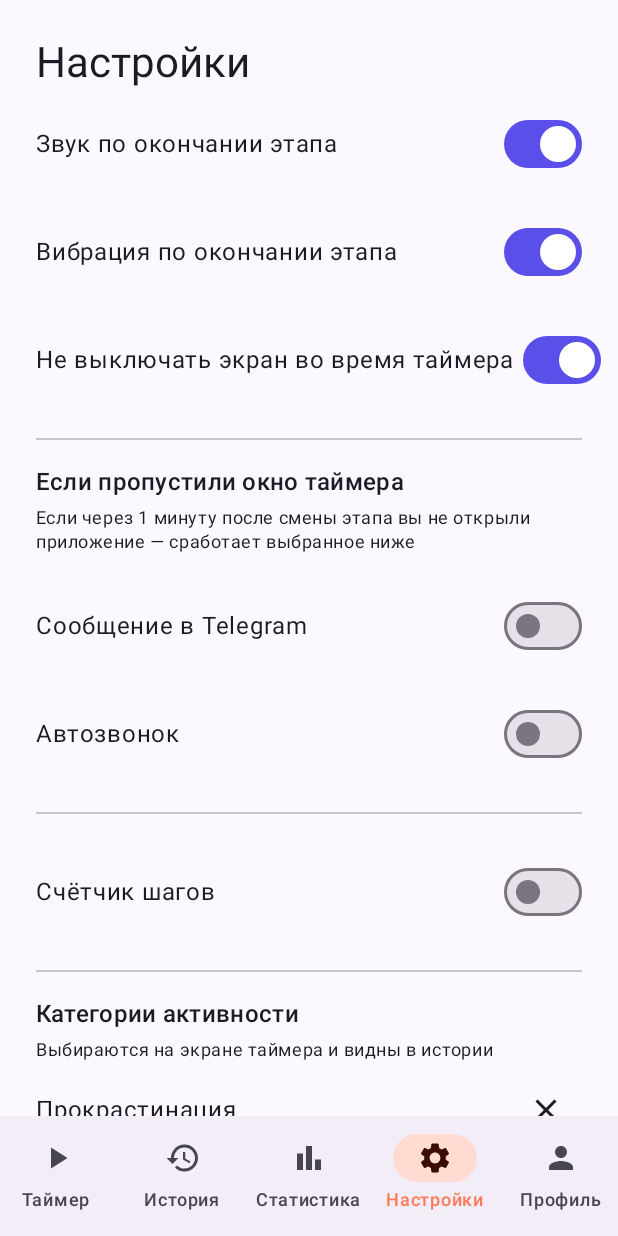
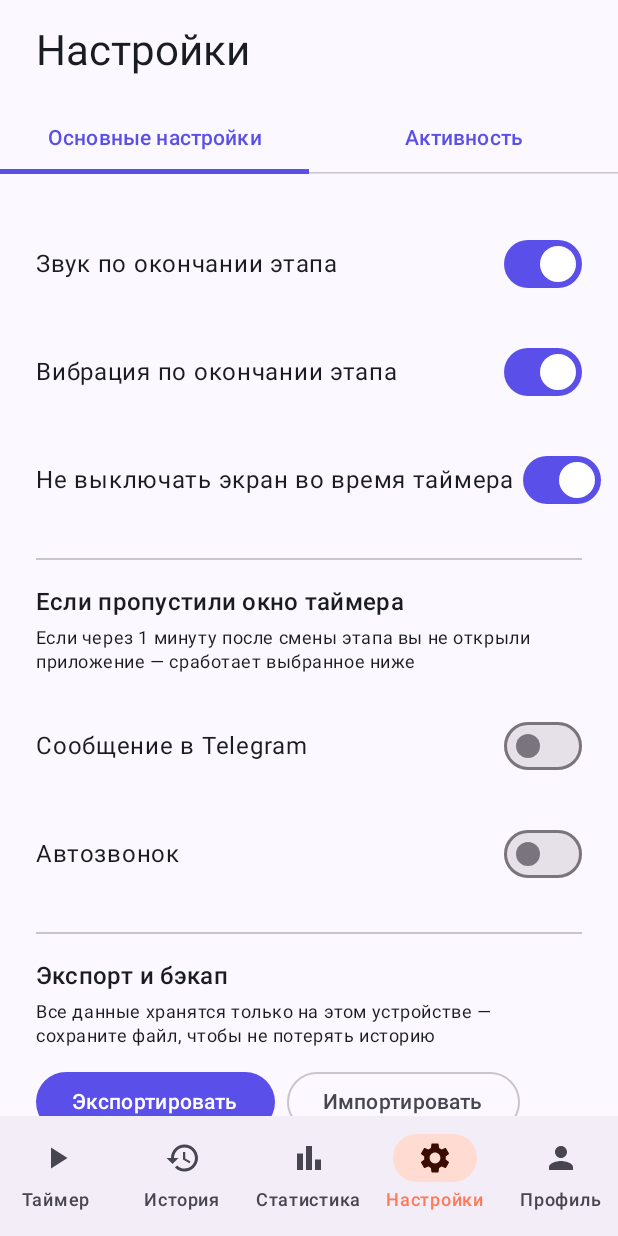
Before and after one commit to knayzev/temtime-public, an Android app built with Jetpack Compose: the composable AppRoot shown on its own in the app's theme, item 4 of the bottom bar chosen, on a phone screen of 412 x 824 dp. Run offline under Robolectric (Android 15) with nearby library versions, the phone set to English and light mode, and no system bars; pictures from the network do not load; 3 statements that could not run were skipped.

Commit message:
Live steps on Timer, custom minute input, repeated alert, quote, tabs
- Timer screen shows the live step count (when enabled) via a shared
  rememberLiveStepCount() hook, also used by Settings.
- Work/rest minutes can now be typed directly (not just dragged),
  alongside the existing slider.
- Work-completion alert (sound + vibration) now repeats 3 times
  before settling into the already-auto-started rest timer.
- A random motivational quote appears in a dismissible card each time
  a work session finishes.
- Settings split into "Основные настройки" / "Активность" tabs;
  Profile split into "Профиль" / "График дня" / "Рекомендации" tabs.

Co-Authored-By: Claude Sonnet 5 <noreply@anthropic.com>

```diff
--- a/app/src/main/java/com/focustimer/app/TimerViewModel.kt
+++ b/app/src/main/java/com/focustimer/app/TimerViewModel.kt
@@ -68,6 +68,8 @@ class TimerViewModel(application: Application) : AndroidViewModel(application) {
 
     fun setCategory(category: String) = service?.setCategory(category)
 
+    fun dismissQuote() = service?.dismissQuote()
+
     override fun onCleared() {
         if (bound) {
             getApplication<Application>().unbindService(connection)
--- a/app/src/main/java/com/focustimer/app/ui/SettingsScreen.kt
+++ b/app/src/main/java/com/focustimer/app/ui/SettingsScreen.kt
@@ -1,17 +1,13 @@
 package com.focustimer.app.ui
 
 import android.Manifest
-import android.content.Context
 import android.content.pm.PackageManager
-import android.hardware.Sensor
-import android.hardware.SensorEvent
-import android.hardware.SensorEventListener
-import android.hardware.SensorManager
 import android.net.Uri
 import android.os.Build
 import androidx.activity.compose.rememberLauncherForActivityResult
 import androidx.activity.result.contract.ActivityResultContracts
 import androidx.compose.foundation.layout.Arrangement
+import androidx.compose.foundation.layout.Box
 import androidx.compose.foundation.layout.Column
 import androidx.compose.foundation.layout.Row
 import androidx.compose.foundation.layout.fillMaxSize
@@ -30,11 +26,13 @@ import androidx.compose.material3.MaterialTheme
 import androidx.compose.material3.OutlinedButton
 import androidx.compose.material3.OutlinedTextField
 import androidx.compose.material3.Switch
+import androidx.compose.material3.Tab
+import androidx.compose.material3.TabRow
 import androidx.compose.material3.Text
 import androidx.compose.material3.TextButton
 import androidx.compose.runtime.Composable
-import androidx.compose.runtime.DisposableEffect
 import androidx.compose.runtime.getValue
+import androidx.compose.runtime.mutableIntStateOf
 import androidx.compose.runtime.mutableStateOf
 import androidx.compose.runtime.remember
 import androidx.compose.runtime.setValue
@@ -47,6 +45,39 @@ import com.focustimer.app.PrefsManager
 
 @Composable
 fun SettingsScreen(modifier: Modifier = Modifier, onLogout: () -> Unit = {}) {
+    var selectedTab by remember { mutableIntStateOf(0) }
+
+    Column(modifier = modifier.fillMaxSize()) {
+        Text(
+            "Настройки",
+            style = MaterialTheme.typography.headlineMedium,
+            modifier = Modifier.padding(horizontal = 24.dp, vertical = 16.dp)
+        )
+
+        TabRow(selectedTabIndex = selectedTab) {
+            Tab(
+                selected = selectedTab == 0,
+                onClick = { selectedTab = 0 },
+                text = { Text("Основные настройки") }
+            )
+            Tab(
+                selected = selectedTab == 1,
+                onClick = { selectedTab = 1 },
+                text = { Text("Активность") }
+            )
+        }
+
+        Box(modifier = Modifier.weight(1f)) {
+            when (selectedTab) {
+                0 -> GeneralSettingsTab(onLogout = onLogout)
+                1 -> ActivitySettingsTab()
+            }
+        }
+    }
+}
+
+@Composable
+private fun GeneralSettingsTab(onLogout: () -> Unit) {
     val context = LocalContext.current
     val prefs = remember { PrefsManager(context) }
 
@@ -60,12 +91,6 @@ fun SettingsScreen(modifier: Modifier = Modifier, onLogout: () -> Unit = {}) {
 
     var autoCallEnabled by remember { mutableStateOf(prefs.autoCallEnabled) }
     var autoCallNumber by remember { mutableStateOf(prefs.autoCallNumber) }
-
-    var stepsEnabled by remember { mutableStateOf(prefs.stepsEnabled) }
-    var stepCount by remember { mutableStateOf<Int?>(null) }
-
-    var categories by remember { mutableStateOf(prefs.categories) }
-    var newCategory by remember { mutableStateOf("") }
 
     var importMessage by remember { mutableStateOf<String?>(null) }
     var pendingImportUri by remember { mutableStateOf<Uri?>(null) }
@@ -100,42 +125,12 @@ fun SettingsScreen(modifier: Modifier = Modifier, onLogout: () -> Unit = {}) {
         prefs.autoCallEnabled = granted
     }
 
-    val activityRecognitionLauncher = rememberLauncherForActivityResult(
-        ActivityResultContracts.RequestPermission()
-    ) { granted ->
-        stepsEnabled = granted
-        prefs.stepsEnabled = granted
-    }
-
-    DisposableEffect(stepsEnabled) {
-        var listener: SensorEventListener? = null
-        val sensorManager = context.getSystemService(Context.SENSOR_SERVICE) as? SensorManager
-        if (stepsEnabled && sensorManager != null) {
-            val sensor = sensorManager.getDefaultSensor(Sensor.TYPE_STEP_COUNTER)
-            if (sensor != null) {
-                listener = object : SensorEventListener {
-                    override fun onSensorChanged(event: SensorEvent) {
-                        stepCount = event.values[0].toInt()
-                    }
-
-                    override fun onAccuracyChanged(sensor: Sensor?, accuracy: Int) {}
-                }
-                sensorManager.registerListener(listener, sensor, SensorManager.SENSOR_DELAY_NORMAL)
-            }
-        }
-        onDispose {
-            listener?.let { sensorManager?.unregisterListener(it) }
-        }
-    }
-
     Column(
-        modifier = modifier
+        modifier = Modifier
             .fillMaxSize()
             .verticalScroll(rememberScrollState())
             .padding(24.dp)
     ) {
-        Text("Настройки", style = MaterialTheme.typography.headlineMedium)
-
         SettingRow("Звук по окончании этапа", soundEnabled) {
             soundEnabled = it
             prefs.soundEnabled = it
@@ -223,7 +218,88 @@ fun SettingsScreen(modifier: Modifier = Modifier, onLogout: () -> Unit = {}) {
         }
 
         Divider(modifier = Modifier.padding(vertical = 16.dp))
+        Text("Экспорт и бэкап", style = MaterialTheme.typography.titleMedium)
+        Text(
+            "Все данные хранятся только на этом устройстве — сохраните файл, чтобы не потерять историю",
+            style = MaterialTheme.typography.bodySmall,
+            modifier = Modifier.padding(top = 4.dp, bottom = 12.dp)
+        )
+        Row(horizontalArrangement = Arrangement.spacedBy(8.dp)) {
+            Button(onClick = { exportLauncher.launch("focus-timer-backup.json") }) {
+                Text("Экспортировать")
+            }
+            OutlinedButton(onClick = { importPickLauncher.launch("application/json") }) {
+                Text("Импортировать")
+            }
+        }
+        importMessage?.let {
+            Text(
+                it,
+                style = MaterialTheme.typography.bodySmall,
+                modifier = Modifier.padding(top = 8.dp)
+            )
+        }
 
+        Divider(modifier = Modifier.padding(vertical = 16.dp))
+        OutlinedButton(
+            onClick = onLogout,
+            modifier = Modifier.fillMaxWidth()
+        ) {
+            Text("Выйти из аккаунта")
+        }
+    }
+
+    if (pendingImportUri != null) {
+        AlertDialog(
+            onDismissRequest = { pendingImportUri = null },
+            title = { Text("Импортировать данные?") },
+            text = { Text("Текущий профиль, настройки и история будут заменены содержимым файла.") },
+            confirmButton = {
+                TextButton(onClick = {
+                    val uri = pendingImportUri
+                    pendingImportUri = null
+                    if (uri != null) {
+                        val text = try {
+                            context.contentResolver.openInputStream(uri)?.bufferedReader()?.use { it.readText() }
+                        } catch (_: Exception) {
+                            null
+                        }
+                        val success = text != null && prefs.importAllData(text)
+                        importMessage = if (success) "Данные импортированы" else "Не удалось прочитать файл"
+                    }
+                }) { Text("Импортировать") }
+            },
+            dismissButton = {
+                TextButton(onClick = { pendingImportUri = null }) { Text("Отмена") }
+            }
+        )
+    }
+}
+
+@Composable
+private fun ActivitySettingsTab() {
+    val context = LocalContext.current
+    val prefs = remember { PrefsManager(context) }
+
+    var stepsEnabled by remember { mutableStateOf(prefs.stepsEnabled) }
+    var categories by remember { mutableStateOf(prefs.categories) }
+    var newCategory by remember { mutableStateOf("") }
+
+    val activityRecognitionLauncher = rememberLauncherForActivityResult(
+        ActivityResultContracts.RequestPermission()
+    ) { granted ->
+        stepsEnabled = granted
+        prefs.stepsEnabled = granted
+    }
+
+    val liveSteps = rememberLiveStepCount(stepsEnabled)
+
+    Column(
+        modifier = Modifier
+            .fillMaxSize()
+            .verticalScroll(rememberScrollState())
+            .padding(24.dp)
+    ) {
         SettingRow("Счётчик шагов", stepsEnabled) { checked ->
             if (checked) {
                 val needsRuntimePermission = Build.VERSION.SDK_INT >= Build.VERSION_CODES.Q
@@ -243,7 +319,7 @@ fun SettingsScreen(modifier: Modifier = Modifier, onLogout: () -> Unit = {}) {
         }
         if (stepsEnabled) {
             Text(
-                stepCount?.let { "Шагов с последней перезагрузки телефона: $it" } ?: "Считаем шаги…",
+                liveSteps?.let { "Шагов с последней перезагрузки телефона: $it" } ?: "Считаем шаги…",
                 style = MaterialTheme.typography.bodySmall,
                 modifier = Modifier.padding(bottom = 12.dp)
             )
@@ -298,68 +374,6 @@ fun SettingsScreen(modifier: Modifier = Modifier, onLogout: () -> Unit = {}) {
                 Text("Добавить")
             }
         }
-
-        Divider(modifier = Modifier.padding(vertical = 16.dp))
-        Text("Экспорт и бэкап", style = MaterialTheme.typography.titleMedium)
-        Text(
-            "Все данные хранятся только на этом устройстве — сохраните файл, чтобы не потерять историю",
-            style = MaterialTheme.typography.bodySmall,
-            modifier = Modifier.padding(top = 4.dp, bottom = 12.dp)
-        )
-        Row(horizontalArrangement = Arrangement.spacedBy(8.dp)) {
-            Button(onClick = { exportLauncher.launch("focus-timer-backup.json") }) {
-                Text("Экспортировать")
-            }
-            OutlinedButton(onClick = { importPickLauncher.launch("application/json") }) {
-                Text("Импортировать")
-            }
-        }
-        importMessage?.let {
-            Text(
-                it,
-                style = MaterialTheme.typography.bodySmall,
-                modifier = Modifier.padding(top = 8.dp)
-            )
-        }
-
-        Divider(modifier = Modifier.padding(vertical = 16.dp))
-        OutlinedButton(
-            onClick = onLogout,
-            modifier = Modifier.fillMaxWidth()
-        ) {
-            Text("Выйти из аккаунта")
-        }
-    }
-
-    if (pendingImportUri != null) {
-        AlertDialog(
-            onDismissRequest = { pendingImportUri = null },
-            title = { Text("Импортировать данные?") },
-            text = { Text("Текущий профиль, настройки и история будут заменены содержимым файла.") },
-            confirmButton = {
-                TextButton(onClick = {
-                    val uri = pendingImportUri
-                    pendingImportUri = null
-                    if (uri != null) {
-                        val text = try {
-                            context.contentResolver.openInputStream(uri)?.bufferedReader()?.use { it.readText() }
-                        } catch (_: Exception) {
-                            null
-                        }
-                        val success = text != null && prefs.importAllData(text)
-                        importMessage = if (success) {
-                            categories = prefs.categories
-                            "Данные импортированы"
-                        } else {
-                            "Не удалось прочитать файл"
-                        }
-                    }
-                }) { Text("Импортировать") }
-            },
-            dismissButton = {
-                TextButton(onClick = { pendingImportUri = null }) { Text("Отмена") }
-            }
-        )
     }
 }
 
--- /dev/null
+++ b/app/src/main/java/com/focustimer/app/ui/StepCounter.kt
@@ -0,0 +1,49 @@
+package com.focustimer.app.ui
+
+import android.content.Context
+import android.hardware.Sensor
+import android.hardware.SensorEvent
+import android.hardware.SensorEventListener
+import android.hardware.SensorManager
+import androidx.compose.runtime.Composable
+import androidx.compose.runtime.DisposableEffect
+import androidx.compose.runtime.getValue
+import androidx.compose.runtime.mutableStateOf
+import androidx.compose.runtime.remember
+import androidx.compose.runtime.setValue
+import androidx.compose.ui.platform.LocalContext
+
+/**
+ * Live step count from the device's step counter sensor (steps since last reboot),
+ * or null while unavailable/disabled.
+ */
+@Composable
+fun rememberLiveStepCount(enabled: Boolean): Int? {
+    val context = LocalContext.current
+    var stepCount by remember { mutableStateOf<Int?>(null) }
+
+    DisposableEffect(enabled) {
+        var listener: SensorEventListener? = null
+        val sensorManager = context.getSystemService(Context.SENSOR_SERVICE) as? SensorManager
+        if (enabled && sensorManager != null) {
+            val sensor = sensorManager.getDefaultSensor(Sensor.TYPE_STEP_COUNTER)
+            if (sensor != null) {
+                listener = object : SensorEventListener {
+                    override fun onSensorChanged(event: SensorEvent) {
+                        stepCount = event.values[0].toInt()
+                    }
+
+                    override fun onAccuracyChanged(sensor: Sensor?, accuracy: Int) {}
+                }
+                sensorManager.registerListener(listener, sensor, SensorManager.SENSOR_DELAY_NORMAL)
+            }
+        } else {
+            stepCount = null
+        }
+        onDispose {
+            listener?.let { sensorManager?.unregisterListener(it) }
+        }
+    }
+
+    return stepCount
+}
--- a/app/src/main/java/com/focustimer/app/ui/TimerScreen.kt
+++ b/app/src/main/java/com/focustimer/app/ui/TimerScreen.kt
@@ -17,6 +17,7 @@ import androidx.compose.foundation.rememberScrollState
 import androidx.compose.foundation.shape.RoundedCornerShape
 import androidx.compose.foundation.text.KeyboardOptions
 import androidx.compose.material.icons.Icons
+import androidx.compose.material.icons.filled.Close
 import androidx.compose.material.icons.filled.Edit
 import androidx.compose.material3.AlertDialog
 import androidx.compose.material3.Button
@@ -58,7 +59,9 @@ fun TimerScreen(viewModel: TimerViewModel, modifier: Modifier = Modifier) {
     val minutes = state.secondsLeft / 60
     val seconds = state.secondsLeft % 60
     val context = LocalContext.current
-    val categories = remember { PrefsManager(context).categories }
+    val prefs = remember { PrefsManager(context) }
+    val categories = remember { prefs.categories }
+    val liveSteps = rememberLiveStepCount(prefs.stepsEnabled)
 
     // Being on this screen counts as noticing the current phase.
     LaunchedEffect(Unit) {
@@ -97,6 +100,43 @@ fun TimerScreen(viewModel: TimerViewModel, modifier: Modifier = Modifier) {
                     if (preset.comment.isNotBlank()) viewModel.setComment(preset.comment)
                 }
             )
+        }
+
+        if (liveSteps != null) {
+            Text(
+                "Шаги: $liveSteps",
+                style = MaterialTheme.typography.bodyMedium,
+                color = MaterialTheme.colorScheme.onSurfaceVariant
+            )
+        }
+
+        state.motivationQuote?.let { quote ->
+            Surface(
+                shape = RoundedCornerShape(12.dp),
+                color = MaterialTheme.colorScheme.tertiaryContainer,
+                modifier = Modifier
+                    .fillMaxWidth()
+                    .padding(top = 12.dp)
+            ) {
+                Row(
+                    verticalAlignment = Alignment.CenterVertically,
+                    modifier = Modifier.padding(16.dp)
+                ) {
+                    Text(
+                        quote,
+                        style = MaterialTheme.typography.bodyMedium,
+                        color = MaterialTheme.colorScheme.onTertiaryContainer,
+                        modifier = Modifier.weight(1f)
+                    )
+                    IconButton(onClick = { viewModel.dismissQuote() }) {
+                        Icon(
+                            Icons.Default.Close,
+                            contentDescription = "Скрыть",
+                            tint = MaterialTheme.colorScheme.onTertiaryContainer
+                        )
+                    }
+                }
+            }
         }
 
         Text(
@@ -150,22 +190,60 @@ fun TimerScreen(viewModel: TimerViewModel, modifier: Modifier = Modifier) {
 
         if (!state.isRunning) {
             Column(modifier = Modifier.padding(top = 32.dp).fillMaxWidth()) {
-                Text("Время работы: ${state.workMinutes} мин")
+                MinutesInputRow(
+                    label = "Время работы",
+                    minutes = state.workMinutes,
+                    onMinutesChange = { viewModel.setWorkMinutes(it) }
+                )
                 Slider(
-                    value = state.workMinutes.toFloat(),
+                    value = state.workMinutes.toFloat().coerceIn(5f, 100f),
                     onValueChange = { viewModel.setWorkMinutes(it.toInt()) },
                     valueRange = 5f..100f,
                     steps = 18
                 )
-                Text("Время отдыха: ${state.restMinutes} мин")
+                MinutesInputRow(
+                    label = "Время отдыха",
+                    minutes = state.restMinutes,
+                    onMinutesChange = { viewModel.setRestMinutes(it) },
+                    modifier = Modifier.padding(top = 16.dp)
+                )
                 Slider(
-                    value = state.restMinutes.toFloat(),
+                    value = state.restMinutes.toFloat().coerceIn(5f, 100f),
                     onValueChange = { viewModel.setRestMinutes(it.toInt()) },
                     valueRange = 5f..100f,
                     steps = 18
                 )
             }
         }
+    }
+}
+
+@Composable
+private fun MinutesInputRow(
+    label: String,
+    minutes: Int,
+    onMinutesChange: (Int) -> Unit,
+    modifier: Modifier = Modifier
+) {
+    var text by remember(minutes) { mutableStateOf(minutes.toString()) }
+    Row(
+        modifier = modifier.fillMaxWidth(),
+        horizontalArrangement = Arrangement.SpaceBetween,
+        verticalAlignment = Alignment.CenterVertically
+    ) {
+        Text("$label, мин")
+        OutlinedTextField(
+            value = text,
+            onValueChange = { input ->
+                text = input
+                input.toIntOrNull()?.let { value ->
+                    if (value in 1..300) onMinutesChange(value)
+                }
+            },
+            singleLine = true,
+            keyboardOptions = KeyboardOptions(keyboardType = KeyboardType.Number),
+            modifier = Modifier.width(90.dp)
+        )
     }
 }
 
```
Also changed, not shown: app/src/main/java/com/focustimer/app/TimerService.kt (+44 -4 lines), app/src/main/java/com/focustimer/app/ui/ProfileScreen.kt (+82 -20 lines).
